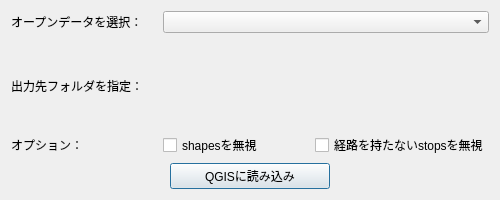
MIERUNE/GTFS-GO, file gtfs_viewer_dialog_base.ui: the form before one commit.
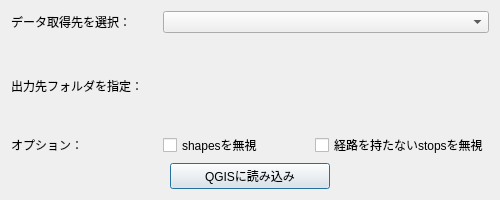
The form after the commit. Custom widgets are drawn as their Qt base class.

Commit message: URLデータをjsonファイルに

```diff
--- a/gtfs_viewer_dialog_base.ui
+++ b/gtfs_viewer_dialog_base.ui
@@ -38,7 +38,7 @@
      <item row="0" column="0">
       <widget class="QLabel" name="label_2">
        <property name="text">
-        <string>オープンデータを選択：</string>
+        <string>データ取得先を選択：</string>
        </property>
       </widget>
      </item>
```
The commit also changes 4 other files.
